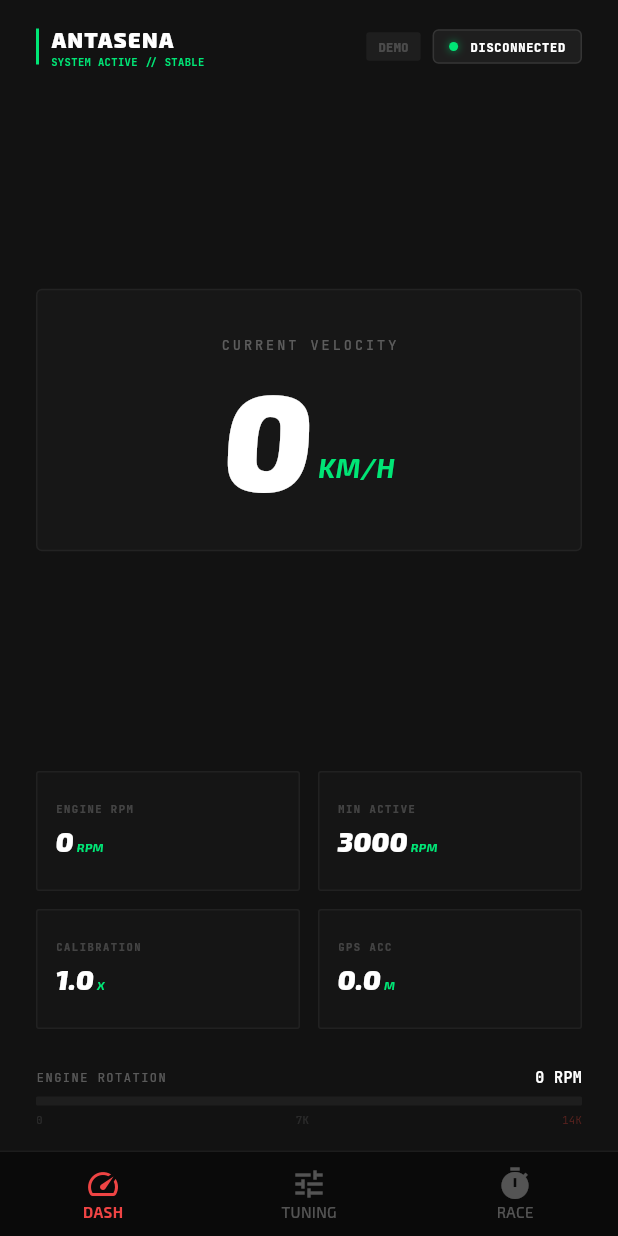
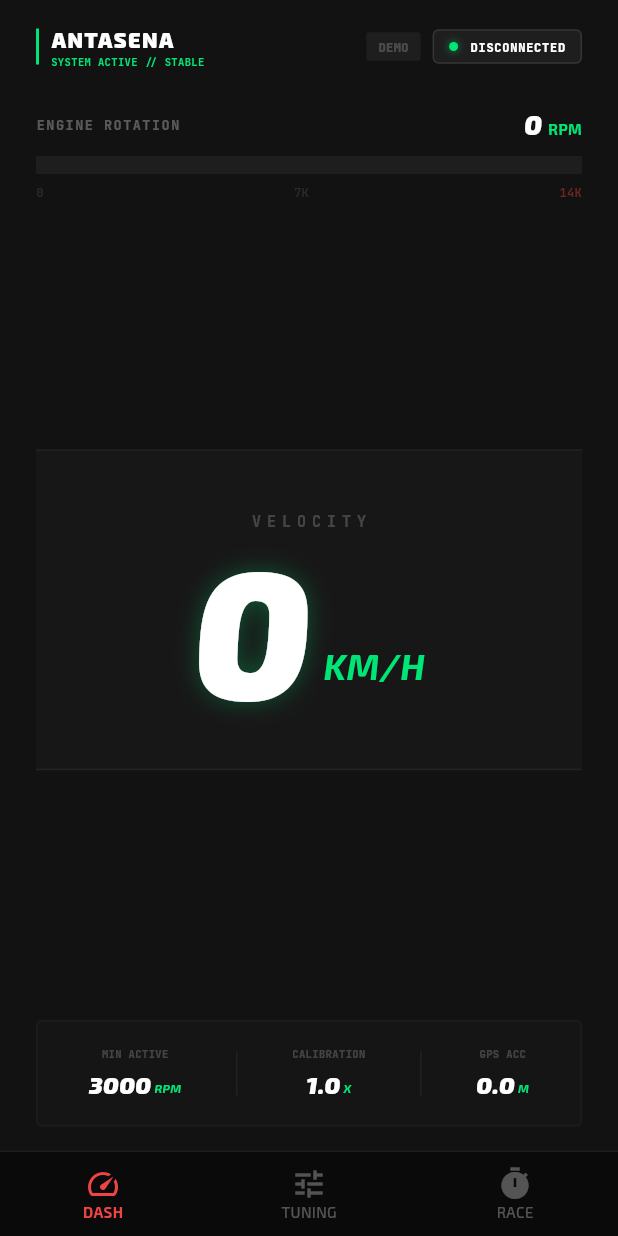
Before and after one commit to Zidanadzi/Antasena-Performance, a Flutter app: the screen it shows after launch, on a phone screen of 412 x 824 dp. Run offline on Flutter 3.47's test engine with Material 3 defaults, Android fonts, the phone set to English and light mode, and no system bars; our stand-ins replace flutter_bluetooth_serial, geolocator, google_fonts, permission_handler, shared_preferences; missing offline and left inert: bluetooth_classic.

Commit message:
feat: Add primary RPM indicator display
Introduces a new UI element to prominently display the engine's current RPM value. This enhances the main dashboard view by providing immediate, focused feedback on engine rotation speed.

```diff
--- a/lib/main.dart
+++ b/lib/main.dart
@@ -868,20 +868,57 @@ class DashboardPage extends StatelessWidget {
                     ],
                   ),
 
+                  const SizedBox(height: 24),
+
+                  // PRIMARY RPM INDICATOR (TOP FOCUS)
+                  Column(
+                    crossAxisAlignment: CrossAxisAlignment.start,
+                    children: [
+                      Row(
+                        mainAxisAlignment: MainAxisAlignment.spaceBetween,
+                        children: [
+                          Text("ENGINE ROTATION", style: GoogleFonts.jetBrainsMono(color: isShiftPoint ? Colors.black.withOpacity(0.5) : Colors.white.withOpacity(0.3), fontSize: 9, letterSpacing: 1, fontWeight: FontWeight.bold)),
+                          Row(
+                            crossAxisAlignment: CrossAxisAlignment.baseline,
+                            textBaseline: TextBaseline.alphabetic,
+                            children: [
+                              Text("${state.rpm}", style: GoogleFonts.exo2(color: isShiftPoint ? Colors.black : Colors.white, fontSize: 18, fontWeight: FontWeight.w900, fontStyle: FontStyle.italic)),
+                              const SizedBox(width: 4),
+                              Text("RPM", style: GoogleFonts.exo2(color: isShiftPoint ? Colors.black : accentColor, fontSize: 10, fontWeight: FontWeight.bold)),
+                            ],
+                          ),
+                        ],
+                      ),
+                      const SizedBox(height: 8),
+                      _buildSegmentedRpmBar(state.rpm, isShiftPoint, accentColor, height: 12, segments: 30),
+                      const SizedBox(height: 6),
+                      Row(
+                        mainAxisAlignment: MainAxisAlignment.spaceBetween,
+                        children: [
+                          Text("0", style: GoogleFonts.jetBrainsMono(color: isShiftPoint ? Colors.black.withOpacity(0.2) : Colors.white.withOpacity(0.1), fontSize: 8)),
+                          Text("7K", style: GoogleFonts.jetBrainsMono(color: isShiftPoint ? Colors.black.withOpacity(0.2) : Colors.white.withOpacity(0.1), fontSize: 8)),
+                          Text("14K", style: GoogleFonts.jetBrainsMono(color: isShiftPoint ? Colors.black.withOpacity(0.2) : Colors.red.withOpacity(0.4), fontSize: 8, fontWeight: FontWeight.bold)),
+                        ],
+                      ),
+                    ],
+                  ),
+
                   const Spacer(),
 
-                  // GIANT RPM DISPLAY (Main Gauge Area)
+                  // GIANT SPEEDOMETER (CENTRAL FOCUS)
                   Center(
                     child: Container(
-                      padding: const EdgeInsets.symmetric(vertical: 30, horizontal: 40),
+                      width: double.infinity,
+                      padding: const EdgeInsets.symmetric(vertical: 40),
                       decoration: BoxDecoration(
                         color: Colors.white.withOpacity(0.02),
-                        border: Border.all(color: Colors.white.withOpacity(0.05)),
-                        borderRadius: BorderRadius.circular(4),
+                        border: Border.symmetric(
+                          horizontal: BorderSide(color: Colors.white.withOpacity(0.05)),
+                        ),
                       ),
                       child: Column(
                         children: [
-                          Text("CURRENT VELOCITY", style: GoogleFonts.jetBrainsMono(color: isShiftPoint ? Colors.black.withOpacity(0.5) : Colors.white.withOpacity(0.3), fontSize: 9, letterSpacing: 2)),
+                          Text("VELOCITY", style: GoogleFonts.jetBrainsMono(color: isShiftPoint ? Colors.black.withOpacity(0.5) : Colors.white.withOpacity(0.2), fontSize: 10, letterSpacing: 4, fontWeight: FontWeight.bold)),
                           const SizedBox(height: 10),
                           Row(
                             mainAxisAlignment: MainAxisAlignment.center,
@@ -889,16 +926,20 @@ class DashboardPage extends StatelessWidget {
                             children: [
                               Text(state.speed.round().toString(),
                                 style: GoogleFonts.exo2(
-                                  fontSize: 90,
+                                  fontSize: 120,
                                   fontWeight: FontWeight.w900,
                                   fontStyle: FontStyle.italic,
-                                  height: 1,
+                                  height: 0.9,
                                   color: isShiftPoint ? Colors.black : Colors.white,
+                                  shadows: [
+                                    if (!isShiftPoint)
+                                      Shadow(color: accentColor.withOpacity(0.3), blurRadius: 20),
+                                  ],
                                 )
                               ),
                               Padding(
-                                padding: const EdgeInsets.only(bottom: 12, left: 4),
-                                child: Text("KM/H", style: GoogleFonts.exo2(color: isShiftPoint ? Colors.black : accentColor, fontSize: 18, fontWeight: FontWeight.bold, fontStyle: FontStyle.italic)),
+                                padding: const EdgeInsets.only(bottom: 12, left: 8),
+                                child: Text("KM/H", style: GoogleFonts.exo2(color: isShiftPoint ? Colors.black : accentColor, fontSize: 24, fontWeight: FontWeight.bold, fontStyle: FontStyle.italic)),
                               ),
                             ],
                           ),
@@ -909,47 +950,24 @@ class DashboardPage extends StatelessWidget {
 
                   const Spacer(),
 
-                  // SECONDARY STATS GRID
-                  GridView.count(
-                    shrinkWrap: true,
-                    physics: const NeverScrollableScrollPhysics(),
-                    crossAxisCount: 2,
-                    mainAxisSpacing: 12,
-                    crossAxisSpacing: 12,
-                    childAspectRatio: 2.2,
-                    children: [
-                      _buildStealthStatTile('ENGINE RPM', state.rpm.toString(), 'RPM', isShiftPoint, accentColor),
-                      _buildStealthStatTile('MIN ACTIVE', state.minRpmActive.round().toString(), 'RPM', isShiftPoint, accentColor),
-                      _buildStealthStatTile('CALIBRATION', state.rpmCalibration.toStringAsFixed(1), 'X', isShiftPoint, accentColor),
-                      _buildStealthStatTile('GPS ACC', state.gpsAccuracy.toStringAsFixed(1), 'M', isShiftPoint, accentColor),
-                    ],
-                  ),
-
-                  const SizedBox(height: 25),
-
-                  // ENGINE ROTATION BAR
-                  Column(
-                    crossAxisAlignment: CrossAxisAlignment.start,
-                    children: [
-                      Row(
-                        mainAxisAlignment: MainAxisAlignment.spaceBetween,
-                        children: [
-                          Text("ENGINE ROTATION", style: GoogleFonts.jetBrainsMono(color: isShiftPoint ? Colors.black.withOpacity(0.5) : Colors.white.withOpacity(0.3), fontSize: 8, letterSpacing: 1)),
-                          Text("${state.rpm} RPM", style: GoogleFonts.jetBrainsMono(color: isShiftPoint ? Colors.black : Colors.white, fontSize: 10, fontWeight: FontWeight.bold)),
-                        ],
-                      ),
-                      const SizedBox(height: 6),
-                      _buildSegmentedRpmBar(state.rpm, isShiftPoint, accentColor),
-                      const SizedBox(height: 4),
-                      Row(
-                        mainAxisAlignment: MainAxisAlignment.spaceBetween,
-                        children: [
-                          Text("0", style: GoogleFonts.jetBrainsMono(color: isShiftPoint ? Colors.black.withOpacity(0.2) : Colors.white.withOpacity(0.1), fontSize: 7)),
-                          Text("7K", style: GoogleFonts.jetBrainsMono(color: isShiftPoint ? Colors.black.withOpacity(0.2) : Colors.white.withOpacity(0.1), fontSize: 7)),
-                          Text("14K", style: GoogleFonts.jetBrainsMono(color: isShiftPoint ? Colors.black.withOpacity(0.2) : Colors.red.withOpacity(0.3), fontSize: 7)),
-                        ],
-                      ),
-                    ],
+                  // SECONDARY STATS (TIDIED UP AT BOTTOM)
+                  Container(
+                    padding: const EdgeInsets.all(16),
+                    decoration: BoxDecoration(
+                      color: Colors.white.withOpacity(0.01),
+                      borderRadius: BorderRadius.circular(4),
+                      border: Border.all(color: Colors.white.withOpacity(0.03)),
+                    ),
+                    child: Row(
+                      mainAxisAlignment: MainAxisAlignment.spaceAround,
+                      children: [
+                        _buildCompactStatItem('MIN ACTIVE', state.minRpmActive.round().toString(), 'RPM', isShiftPoint, accentColor),
+                        Container(width: 1, height: 30, color: Colors.white.withOpacity(0.05)),
+                        _buildCompactStatItem('CALIBRATION', state.rpmCalibration.toStringAsFixed(1), 'X', isShiftPoint, accentColor),
+                        Container(width: 1, height: 30, color: Colors.white.withOpacity(0.05)),
+                        _buildCompactStatItem('GPS ACC', state.gpsAccuracy.toStringAsFixed(1), 'M', isShiftPoint, accentColor),
+                      ],
+                    ),
                   ),
                 ],
               ),
@@ -960,43 +978,33 @@ class DashboardPage extends StatelessWidget {
     );
   }
 
-  Widget _buildStealthStatTile(String label, String value, String unit, bool isShiftPoint, Color accentColor) {
-    return Container(
-      padding: const EdgeInsets.all(12),
-      decoration: BoxDecoration(
-        color: Colors.white.withOpacity(0.01),
-        border: Border.all(color: isShiftPoint ? Colors.black.withOpacity(0.2) : Colors.white.withOpacity(0.05)),
-        borderRadius: BorderRadius.circular(2),
-      ),
-      child: Column(
-        crossAxisAlignment: CrossAxisAlignment.start,
-        mainAxisAlignment: MainAxisAlignment.center,
-        children: [
-          Text(label, style: GoogleFonts.jetBrainsMono(color: isShiftPoint ? Colors.black.withOpacity(0.5) : Colors.white.withOpacity(0.2), fontSize: 7, fontWeight: FontWeight.bold, letterSpacing: 1)),
-          const SizedBox(height: 4),
-          Row(
-            crossAxisAlignment: CrossAxisAlignment.baseline,
-            textBaseline: TextBaseline.alphabetic,
-            children: [
-              Text(value, style: GoogleFonts.exo2(color: isShiftPoint ? Colors.black : Colors.white, fontSize: 18, fontWeight: FontWeight.w900, fontStyle: FontStyle.italic)),
-              const SizedBox(width: 2),
-              Text(unit, style: GoogleFonts.exo2(color: isShiftPoint ? Colors.black : accentColor, fontSize: 8, fontWeight: FontWeight.bold, fontStyle: FontStyle.italic)),
-            ],
-          ),
-        ],
-      ),
-    );
-  }
-
-  Widget _buildSegmentedRpmBar(int rpm, bool isShiftPoint, Color accentColor) {
-    const int totalSegments = 20;
+  Widget _buildCompactStatItem(String label, String value, String unit, bool isShiftPoint, Color accentColor) {
+    return Column(
+      mainAxisSize: MainAxisSize.min,
+      children: [
+        Text(label, style: GoogleFonts.jetBrainsMono(color: isShiftPoint ? Colors.black.withOpacity(0.5) : Colors.white.withOpacity(0.2), fontSize: 7, fontWeight: FontWeight.bold)),
+        const SizedBox(height: 4),
+        Row(
+          crossAxisAlignment: CrossAxisAlignment.baseline,
+          textBaseline: TextBaseline.alphabetic,
+          children: [
+            Text(value, style: GoogleFonts.exo2(color: isShiftPoint ? Colors.black : Colors.white, fontSize: 16, fontWeight: FontWeight.w900, fontStyle: FontStyle.italic)),
+            const SizedBox(width: 2),
+            Text(unit, style: GoogleFonts.exo2(color: isShiftPoint ? Colors.black : accentColor, fontSize: 8, fontWeight: FontWeight.bold, fontStyle: FontStyle.italic)),
+          ],
+        ),
+      ],
+    );
+  }
+
+  Widget _buildSegmentedRpmBar(int rpm, bool isShiftPoint, Color accentColor, {double height = 6, int segments = 20}) {
     double progress = (rpm / 14000).clamp(0.0, 1.0);
-    int activeSegments = (progress * totalSegments).round();
+    int activeSegments = (progress * segments).round();
 
     return Stack(
       children: [
         Container(
-          height: 6,
+          height: height,
           width: double.infinity,
           decoration: BoxDecoration(
             color: isShiftPoint ? Colors.black.withOpacity(0.1) : Colors.white.withOpacity(0.05),
@@ -1004,10 +1012,10 @@ class DashboardPage extends StatelessWidget {
           ),
         ),
         Row(
-          children: List.generate(totalSegments, (i) => Expanded(
+          children: List.generate(segments, (i) => Expanded(
             child: Container(
               margin: const EdgeInsets.symmetric(horizontal: 1),
-              height: 6,
+              height: height,
               color: i < activeSegments
                 ? (isShiftPoint ? Colors.black : accentColor)
                 : Colors.transparent,
```
